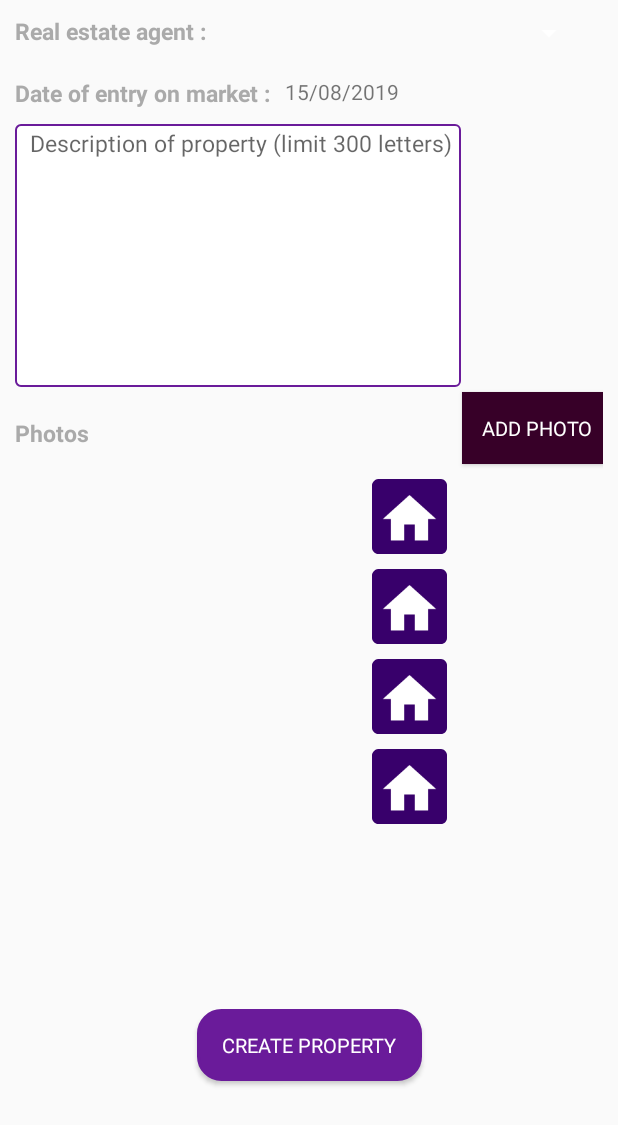
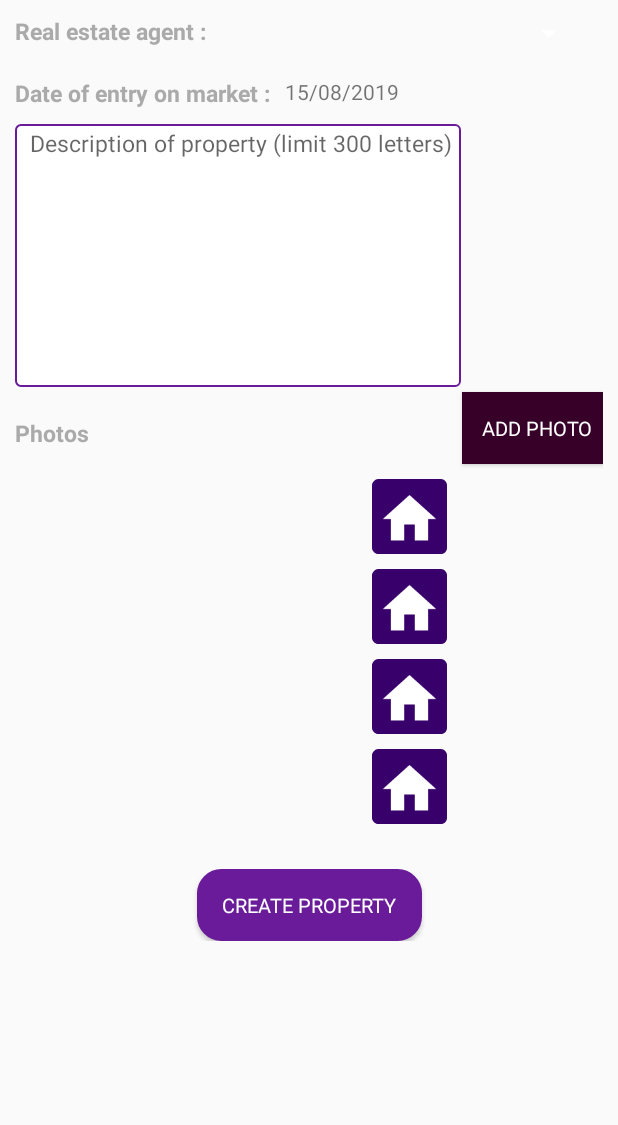
Before and after one commit to inveders/RealEstateManager, an Android app: the layout fragment_create_update_two.xml on its own in the app's theme, with its tools: preview values and no code run, on a phone screen of 412 x 824 dp. Shown: the top 1125 px of the screen. Run offline under Robolectric (Android 15) with nearby library versions, the light colour scheme and no system bars.

Commit message:
Custom dialog to change image when we update property

```diff
--- a/app/src/main/java/com/inved/realestatemanager/controller/fragment/CreateUpdatePropertyFragmentOne.java
+++ b/app/src/main/java/com/inved/realestatemanager/controller/fragment/CreateUpdatePropertyFragmentOne.java
@@ -2,7 +2,6 @@ package com.inved.realestatemanager.controller.fragment;
 
 import android.annotation.SuppressLint;
 import android.content.Context;
-import android.graphics.Color;
 import android.graphics.PorterDuff;
 import android.graphics.drawable.GradientDrawable;
 import android.os.Bundle;
@@ -88,7 +87,7 @@ public class CreateUpdatePropertyFragmentOne extends Fragment implements Adapter
     public void onTextChanged(CharSequence charSequence, int i, int i1, int i2) {
         int color = i2 == 0 ? R.color.colorGrey : R.color.colorAccent;
 
-        Log.d("debago","drawable is "+drawable);
+       // Log.d("debago","drawable is "+drawable);
        // drawable.setStroke(3,getResources().getColor(R.color.colorPrimary)); // set stroke width and stroke color
         priceEditText.setBackgroundColor(getResources().getColor(color));
 
--- a/app/src/main/res/layout/fragment_create_update_two.xml
+++ b/app/src/main/res/layout/fragment_create_update_two.xml
@@ -1,22 +1,29 @@
 <?xml version="1.0" encoding="utf-8"?>
-<androidx.constraintlayout.widget.ConstraintLayout
+
+<androidx.core.widget.NestedScrollView
     xmlns:android="http://schemas.android.com/apk/res/android"
     xmlns:app="http://schemas.android.com/apk/res-auto"
     android:id="@+id/create_update_fragment_two"
-    android:orientation="vertical"
+    android:layout_width="match_parent"
+    android:layout_height="wrap_content"
+
+    android:fillViewport="true">
+
+    <androidx.constraintlayout.widget.ConstraintLayout
+
         android:layout_width="match_parent"
         android:layout_height="match_parent"
+        android:orientation="vertical"
         android:padding="@dimen/default_margin">
 
         <TextView
             android:id="@+id/activity_create_update_real_estate_agent_title"
+            style="@style/TextviewStyle"
             android:layout_width="wrap_content"
             android:layout_height="wrap_content"
             android:text="@string/detail_property_real_estate_agent_title"
             app:layout_constraintLeft_toLeftOf="parent"
-        app:layout_constraintTop_toTopOf="parent"
-        style="@style/TextviewStyle"
-        />
+            app:layout_constraintTop_toTopOf="parent" />
 
         <Spinner
             android:id="@+id/activity_create_update_spinner_real_estate_agent_text"
@@ -31,22 +38,21 @@
 
         <TextView
             android:id="@+id/activity_create_update_property_date_entry_title"
+            style="@style/TextviewStyle"
             android:layout_width="wrap_content"
             android:layout_height="wrap_content"
+            android:layout_marginTop="@dimen/default_large_margin"
             android:text="@string/detail_property_date_of_entry_on_market_title"
             app:layout_constraintLeft_toLeftOf="parent"
-        android:layout_marginTop="@dimen/default_large_margin"
-        app:layout_constraintTop_toBottomOf="@id/activity_create_update_real_estate_agent_title"
-        style="@style/TextviewStyle"
-        />
+            app:layout_constraintTop_toBottomOf="@id/activity_create_update_real_estate_agent_title" />
 
 
         <TextView
             android:id="@+id/activity_create_update_property_date_entry_text"
             android:layout_width="wrap_content"
             android:layout_height="wrap_content"
+            android:layout_marginStart="@dimen/default_margin"
             android:text="@string/detail_property_date_of_entry_on_market_text"
-        android:layout_marginStart="@dimen/default_margin"
             app:layout_constraintLeft_toRightOf="@id/activity_create_update_property_date_entry_title"
             app:layout_constraintTop_toTopOf="@id/activity_create_update_property_date_entry_title"
 
@@ -55,54 +61,42 @@
 
         <EditText
             android:id="@+id/activity_create_update_property_full_description_text"
+            style="@style/EditTextStyleText"
             android:layout_width="match_parent"
+            android:layout_height="175sp"
+            android:layout_marginTop="@dimen/default_margin"
             android:layout_marginEnd="@dimen/default_margin"
-        app:layout_constrainedWidth="true"
-        android:layout_height="175sp"
-        android:maxLength="325"
+            android:gravity="top"
             android:hint="@string/limited_to_300_letters"
-        android:gravity="top"
-        android:layout_marginTop="@dimen/default_margin"
-        app:layout_constraintLeft_toLeftOf="@id/activity_create_update_property_date_entry_title"
-        app:layout_constraintTop_toBottomOf="@id/activity_create_update_property_date_entry_title"
             android:importantForAutofill="no"
             android:inputType="textMultiLine"
-        style="@style/EditTextStyleText"/>
+            android:maxLength="325"
+            app:layout_constrainedWidth="true"
+            app:layout_constraintLeft_toLeftOf="@id/activity_create_update_property_date_entry_title"
+            app:layout_constraintTop_toBottomOf="@id/activity_create_update_property_date_entry_title" />
 
         <TextView
             android:id="@+id/activity_create_update_property_photos_title"
+            style="@style/TextviewStyle"
             android:layout_width="wrap_content"
             android:layout_height="wrap_content"
+            android:layout_marginTop="@dimen/default_large_margin"
             android:text="@string/create_update_add_photos"
-        android:layout_marginTop="@dimen/default_large_margin"
             app:layout_constraintLeft_toLeftOf="parent"
-        app:layout_constraintTop_toBottomOf="@id/activity_create_update_property_full_description_text"
-        style="@style/TextviewStyle"
-        />
+            app:layout_constraintTop_toBottomOf="@id/activity_create_update_property_full_description_text" />
 
         <ImageView
             android:id="@+id/activity_create_update_added_photo_one"
             android:layout_width="240sp"
             android:layout_height="240sp"
+            android:layout_marginTop="@dimen/default_large_margin"
             android:adjustViewBounds="true"
+            android:contentDescription="@string/description_image"
             android:scaleType="fitCenter"
-        android:layout_marginTop="@dimen/default_large_margin"
-        app:layout_constraintTop_toBottomOf="@id/activity_create_update_property_photos_title"
+            android:src="@mipmap/ic_logo_appli_realestate_round"
             app:layout_constraintLeft_toRightOf="parent"
             app:layout_constraintRight_toLeftOf="parent"
-        android:contentDescription="@string/description_image"
-        android:src="@mipmap/ic_logo_appli_realestate_round"/>
-
-
-
-    <TextView
-        android:id="@+id/activity_create_update_property_added_photo_description"
-        android:layout_width="wrap_content"
-        android:layout_height="wrap_content"
-        android:text="@string/description_image"
-        app:layout_constraintLeft_toLeftOf="@id/activity_create_update_added_photo_one"
-        app:layout_constraintTop_toBottomOf="@id/activity_create_update_added_photo_one"
-        />
+            app:layout_constraintTop_toBottomOf="@id/activity_create_update_property_photos_title" />
 
         <ImageView
             android:id="@+id/activity_create_update_added_photo_two"
@@ -110,11 +104,11 @@
             android:layout_height="50sp"
             android:layout_marginStart="10sp"
             android:adjustViewBounds="true"
+            android:contentDescription="@string/description_image"
             android:scaleType="fitCenter"
-        app:layout_constraintTop_toTopOf="@id/activity_create_update_added_photo_one"
+            android:src="@mipmap/ic_logo_appli_realestate_round"
             app:layout_constraintLeft_toRightOf="@id/activity_create_update_added_photo_one"
-        android:contentDescription="@string/description_image"
-        android:src="@mipmap/ic_logo_appli_realestate_round"/>
+            app:layout_constraintTop_toTopOf="@id/activity_create_update_added_photo_one" />
 
         <ImageView
             android:id="@+id/activity_create_update_added_photo_three"
@@ -123,11 +117,11 @@
             android:layout_marginStart="10sp"
             android:layout_marginTop="10sp"
             android:adjustViewBounds="true"
+            android:contentDescription="@string/description_image"
             android:scaleType="fitCenter"
-        app:layout_constraintTop_toBottomOf="@id/activity_create_update_added_photo_two"
+            android:src="@mipmap/ic_logo_appli_realestate_round"
             app:layout_constraintLeft_toRightOf="@id/activity_create_update_added_photo_one"
-        android:contentDescription="@string/description_image"
-        android:src="@mipmap/ic_logo_appli_realestate_round"/>
+            app:layout_constraintTop_toBottomOf="@id/activity_create_update_added_photo_two" />
 
         <ImageView
             android:id="@+id/activity_create_update_added_photo_four"
@@ -136,12 +130,11 @@
             android:layout_marginStart="10sp"
             android:layout_marginTop="10sp"
             android:adjustViewBounds="true"
+            android:contentDescription="@string/description_image"
             android:scaleType="fitCenter"
-        app:layout_constraintTop_toBottomOf="@id/activity_create_update_added_photo_three"
+            android:src="@mipmap/ic_logo_appli_realestate_round"
             app:layout_constraintLeft_toRightOf="@id/activity_create_update_added_photo_one"
-        android:contentDescription="@string/description_image"
-        android:src="@mipmap/ic_logo_appli_realestate_round"
-         />
+            app:layout_constraintTop_toBottomOf="@id/activity_create_update_added_photo_three" />
 
         <ImageView
             android:id="@+id/activity_create_update_added_photo_five"
@@ -150,34 +143,36 @@
             android:layout_marginStart="10sp"
             android:layout_marginTop="10sp"
             android:adjustViewBounds="true"
+            android:contentDescription="@string/description_image"
             android:scaleType="fitCenter"
-    app:layout_constraintTop_toBottomOf="@id/activity_create_update_added_photo_four"
+            android:src="@mipmap/ic_logo_appli_realestate_round"
             app:layout_constraintLeft_toRightOf="@id/activity_create_update_added_photo_one"
-    android:contentDescription="@string/description_image"
-    android:src="@mipmap/ic_logo_appli_realestate_round"/>
+            app:layout_constraintTop_toBottomOf="@id/activity_create_update_added_photo_four" />
 
         <Button
             android:id="@+id/activity_create_update_add_photo_button"
 
+            style="@style/ButtonIntermediateStyle"
+            android:layout_marginTop="@dimen/default_large_margin"
+            android:layout_marginBottom="10dp"
             android:text="@string/create_update_add_photo_button"
             app:layout_constraintBottom_toTopOf="@id/activity_create_update_added_photo_one"
-        app:layout_constraintRight_toLeftOf="@id/activity_create_update_added_photo_one"
             app:layout_constraintLeft_toRightOf="@id/activity_create_update_added_photo_one"
-        android:layout_marginTop="@dimen/default_large_margin"
-        android:layout_marginBottom="10dp"
-        style="@style/ButtonIntermediateStyle"/>
+            app:layout_constraintRight_toLeftOf="@id/activity_create_update_added_photo_one" />
 
         <Button
             android:id="@+id/create_update_confirm_button"
+            style="@style/ButtonStyle"
             android:layout_width="150sp"
             android:layout_height="wrap_content"
-        app:layout_constraintBottom_toBottomOf="parent"
+            android:layout_marginTop="@dimen/default_large_margin"
+            android:text="@string/create_update_confirm_button_create"
+            app:layout_constraintLeft_toLeftOf="parent"
+
             app:layout_constraintRight_toRightOf="parent"
-        app:layout_constraintLeft_toLeftOf="parent"
-        app:layout_constraintTop_toBottomOf="@id/activity_create_update_property_added_photo_description"
-        android:gravity="center"
-        android:text="@string/create_update_confirm_button_create"
-        style="@style/ButtonStyle"/>
+            app:layout_constraintTop_toBottomOf="@id/activity_create_update_added_photo_one" />
 
 
     </androidx.constraintlayout.widget.ConstraintLayout>
+
+</androidx.core.widget.NestedScrollView>
--- a/app/src/main/res/values/colors.xml
+++ b/app/src/main/res/values/colors.xml
@@ -7,7 +7,7 @@
     <color name="textOnPrimary">#ffffff</color>
     <color name="textDatePicker">#F44336</color>
     <color name="colorAubergine">#370028</color>
-    <color name="colorGrey">#CFCBCB</color>
+    <color name="colorGrey">#DFDADA</color>
 
 
 </resources>
--- a/app/src/main/res/values/strings.xml
+++ b/app/src/main/res/values/strings.xml
@@ -223,6 +223,9 @@
     <string name="Minbedroom_Maxbedoorm_control">Min number of bedroom can\'t be greater than Max Number</string>
     <string name="no_more_photo">No more photo</string>
     <string name="first_photo">First photo</string>
+    <string name="your_image_name">Your image name</string>
+    <string name="button_save">Save</string>
+    <string name="button_close">Close</string>
 
 
     <!-- MAP-->
```
Also changed, not shown: app/src/main/java/com/inved/realestatemanager/controller/fragment/CreateUpdatePropertyFragmentTwo.java (+175 -21 lines), app/src/main/java/com/inved/realestatemanager/utils/ManagePhotoNumberCreateUpdate.java (added, +36 -0 lines), app/src/main/res/layout/custom_dialog_image.xml (added, +55 -0 lines), app/src/main/res/layout/fragment_create_update_one.xml (+7 -9 lines). Lines whose indentation alone changed are shown as unchanged.
